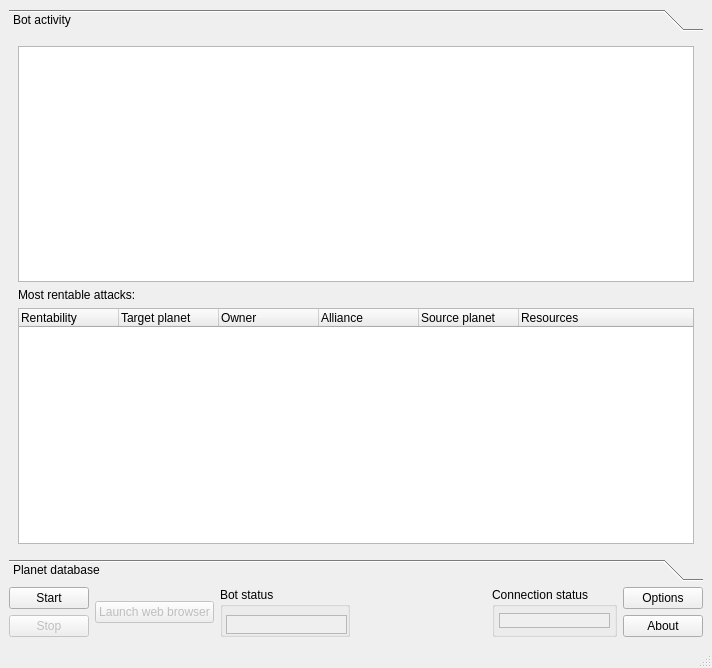
kovan/kovans-ogbot, file ogbot/src/ui/MainWindow.ui: the form before one commit.
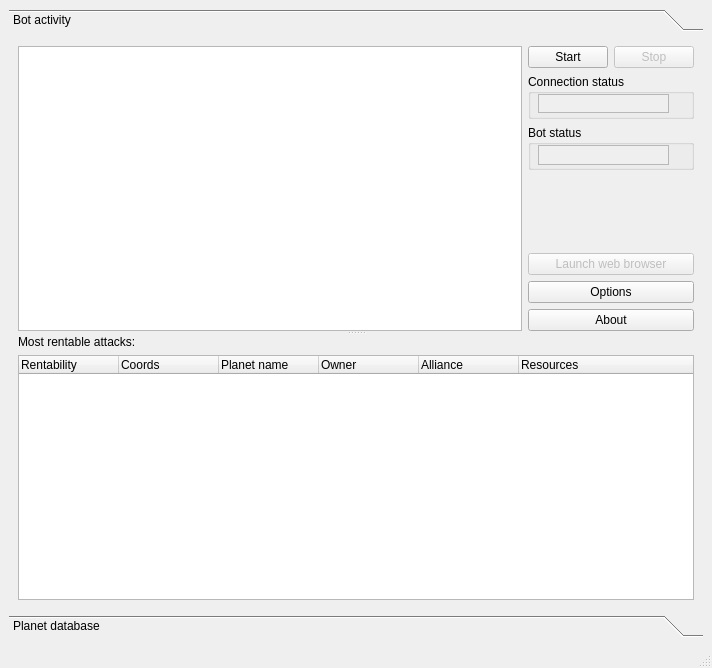
The form after the commit. Icons and pictures are not drawn.

Patch:
```diff
--- a/ogbot/src/ui/MainWindow.ui
+++ b/ogbot/src/ui/MainWindow.ui
@@ -17,23 +17,13 @@
    <iconset resource="resources/resources.qrc" >:/icons/icon.png</iconset>
   </property>
   <widget class="QWidget" name="centralwidget" >
-   <layout class="QVBoxLayout" >
+   <layout class="QHBoxLayout" >
     <property name="margin" >
      <number>9</number>
     </property>
     <property name="spacing" >
      <number>6</number>
     </property>
-    <item>
-     <layout class="QHBoxLayout" >
-      <property name="margin" >
-       <number>0</number>
-      </property>
-      <property name="spacing" >
-       <number>6</number>
-      </property>
-     </layout>
-    </item>
     <item>
      <widget class="QToolBox" name="toolBox" >
       <property name="currentIndex" >
@@ -45,7 +35,7 @@
          <x>0</x>
          <y>0</y>
          <width>694</width>
-         <height>493</height>
+         <height>569</height>
         </rect>
        </property>
        <attribute name="label" >
@@ -59,61 +49,260 @@
          <number>6</number>
         </property>
         <item>
-         <layout class="QVBoxLayout" >
-          <property name="margin" >
-           <number>0</number>
+         <widget class="QSplitter" name="splitter_2" >
+          <property name="orientation" >
+           <enum>Qt::Vertical</enum>
           </property>
-          <property name="spacing" >
-           <number>6</number>
-          </property>
-          <item>
-           <widget class="QListWidget" name="botActivityList" />
-          </item>
-          <item>
-           <widget class="QLabel" name="label_4" >
-            <property name="text" >
-             <string>Most rentable attacks:</string>
+          <widget class="QWidget" name="layoutWidget" >
+           <layout class="QHBoxLayout" >
+            <property name="margin" >
+             <number>0</number>
             </property>
-           </widget>
-          </item>
-          <item>
-           <widget class="QTreeWidget" name="botActivityTree" >
-            <property name="rootIsDecorated" >
-             <bool>false</bool>
+            <property name="spacing" >
+             <number>6</number>
             </property>
-            <column>
-             <property name="text" >
-              <string>Rentability</string>
-             </property>
-            </column>
-            <column>
-             <property name="text" >
-              <string>Target planet</string>
-             </property>
-            </column>
-            <column>
-             <property name="text" >
-              <string>Owner</string>
-             </property>
-            </column>
-            <column>
-             <property name="text" >
-              <string>Alliance</string>
-             </property>
-            </column>
-            <column>
-             <property name="text" >
-              <string>Source planet</string>
-             </property>
-            </column>
-            <column>
-             <property name="text" >
-              <string>Resources</string>
-             </property>
-            </column>
-           </widget>
-          </item>
-         </layout>
+            <item>
+             <widget class="QListWidget" name="botActivityList" />
+            </item>
+            <item>
+             <layout class="QVBoxLayout" >
+              <property name="margin" >
+               <number>0</number>
+              </property>
+              <property name="spacing" >
+               <number>6</number>
+              </property>
+              <item>
+               <layout class="QHBoxLayout" >
+                <property name="margin" >
+                 <number>0</number>
+                </property>
+                <property name="spacing" >
+                 <number>6</number>
+                </property>
+                <item>
+                 <widget class="QPushButton" name="startButton" >
+                  <property name="text" >
+                   <string>Start</string>
+                  </property>
+                 </widget>
+                </item>
+                <item>
+                 <widget class="QPushButton" name="stopButton" >
+                  <property name="enabled" >
+                   <bool>false</bool>
+                  </property>
+                  <property name="text" >
+                   <string>Stop</string>
+                  </property>
+                 </widget>
+                </item>
+               </layout>
+              </item>
+              <item>
+               <widget class="QGroupBox" name="groupBox_2" >
+                <property name="minimumSize" >
+                 <size>
+                  <width>0</width>
+                  <height>45</height>
+                 </size>
+                </property>
+                <property name="title" >
+                 <string>Connection status</string>
+                </property>
+                <widget class="QLabel" name="connectionStatusLabel" >
+                 <property name="geometry" >
+                  <rect>
+                   <x>10</x>
+                   <y>20</y>
+                   <width>131</width>
+                   <height>19</height>
+                  </rect>
+                 </property>
+                 <property name="sizePolicy" >
+                  <sizepolicy>
+                   <hsizetype>5</hsizetype>
+                   <vsizetype>0</vsizetype>
+                   <horstretch>0</horstretch>
+                   <verstretch>0</verstretch>
+                  </sizepolicy>
+                 </property>
+                 <property name="font" >
+                  <font>
+                   <family>MS Shell Dlg 2</family>
+                   <pointsize>8</pointsize>
+                   <weight>75</weight>
+                   <italic>false</italic>
+                   <bold>true</bold>
+                   <underline>false</underline>
+                   <strikeout>false</strikeout>
+                  </font>
+                 </property>
+                 <property name="autoFillBackground" >
+                  <bool>true</bool>
+                 </property>
+                 <property name="frameShape" >
+                  <enum>QFrame::StyledPanel</enum>
+                 </property>
+                 <property name="text" >
+                  <string/>
+                 </property>
+                 <property name="alignment" >
+                  <set>Qt::AlignCenter</set>
+                 </property>
+                </widget>
+               </widget>
+              </item>
+              <item>
+               <widget class="QGroupBox" name="groupBox_3" >
+                <property name="minimumSize" >
+                 <size>
+                  <width>0</width>
+                  <height>45</height>
+                 </size>
+                </property>
+                <property name="title" >
+                 <string>Bot status</string>
+                </property>
+                <widget class="QLabel" name="botStatusLabel" >
+                 <property name="geometry" >
+                  <rect>
+                   <x>10</x>
+                   <y>20</y>
+                   <width>131</width>
+                   <height>20</height>
+                  </rect>
+                 </property>
+                 <property name="sizePolicy" >
+                  <sizepolicy>
+                   <hsizetype>0</hsizetype>
+                   <vsizetype>0</vsizetype>
+                   <horstretch>0</horstretch>
+                   <verstretch>0</verstretch>
+                  </sizepolicy>
+                 </property>
+                 <property name="font" >
+                  <font>
+                   <family>MS Shell Dlg 2</family>
+                   <pointsize>8</pointsize>
+                   <weight>75</weight>
+                   <italic>false</italic>
+                   <bold>true</bold>
+                   <underline>false</underline>
+                   <strikeout>false</strikeout>
+                  </font>
+                 </property>
+                 <property name="autoFillBackground" >
+                  <bool>true</bool>
+                 </property>
+                 <property name="frameShape" >
+                  <enum>QFrame::StyledPanel</enum>
+                 </property>
+                 <property name="text" >
+                  <string/>
+                 </property>
+                 <property name="alignment" >
+                  <set>Qt::AlignCenter</set>
+                 </property>
+                </widget>
+               </widget>
+              </item>
+              <item>
+               <spacer>
+                <property name="orientation" >
+                 <enum>Qt::Vertical</enum>
+                </property>
+                <property name="sizeHint" >
+                 <size>
+                  <width>20</width>
+                  <height>20</height>
+                 </size>
+                </property>
+               </spacer>
+              </item>
+              <item>
+               <widget class="QPushButton" name="launchBrowserButton" >
+                <property name="enabled" >
+                 <bool>false</bool>
+                </property>
+                <property name="text" >
+                 <string>Launch web browser</string>
+                </property>
+               </widget>
+              </item>
+              <item>
+               <widget class="QPushButton" name="optionsButton" >
+                <property name="text" >
+                 <string>Options</string>
+                </property>
+               </widget>
+              </item>
+              <item>
+               <widget class="QPushButton" name="aboutButton" >
+                <property name="text" >
+                 <string>About</string>
+                </property>
+               </widget>
+              </item>
+             </layout>
+            </item>
+           </layout>
+          </widget>
+          <widget class="QWidget" name="layoutWidget" >
+           <layout class="QVBoxLayout" >
+            <property name="margin" >
+             <number>0</number>
+            </property>
+            <property name="spacing" >
+             <number>6</number>
+            </property>
+            <item>
+             <widget class="QLabel" name="label_4" >
+              <property name="text" >
+               <string>Most rentable attacks:</string>
+              </property>
+             </widget>
+            </item>
+            <item>
+             <widget class="QTreeWidget" name="botActivityTree" >
+              <property name="rootIsDecorated" >
+               <bool>false</bool>
+              </property>
+              <column>
+               <property name="text" >
+                <string>Rentability</string>
+               </property>
+              </column>
+              <column>
+               <property name="text" >
+                <string>Coords</string>
+               </property>
+              </column>
+              <column>
+               <property name="text" >
+                <string>Planet name</string>
+               </property>
+              </column>
+              <column>
+               <property name="text" >
+                <string>Owner</string>
+               </property>
+              </column>
+              <column>
+               <property name="text" >
+                <string>Alliance</string>
+               </property>
+              </column>
+              <column>
+               <property name="text" >
+                <string>Resources</string>
+               </property>
+              </column>
+             </widget>
+            </item>
+           </layout>
+          </widget>
+         </widget>
         </item>
        </layout>
       </widget>
@@ -457,194 +646,6 @@
       </widget>
      </widget>
     </item>
-    <item>
-     <layout class="QHBoxLayout" >
-      <property name="margin" >
-       <number>0</number>
-      </property>
-      <property name="spacing" >
-       <number>6</number>
-      </property>
-      <item>
-       <layout class="QVBoxLayout" >
-        <property name="margin" >
-         <number>0</number>
-        </property>
-        <property name="spacing" >
-         <number>6</number>
-        </property>
-        <item>
-         <widget class="QPushButton" name="startButton" >
-          <property name="text" >
-           <string>Start</string>
-          </property>
-         </widget>
-        </item>
-        <item>
-         <widget class="QPushButton" name="stopButton" >
-          <property name="enabled" >
-           <bool>false</bool>
-          </property>
-          <property name="text" >
-           <string>Stop</string>
-          </property>
-         </widget>
-        </item>
-       </layout>
-      </item>
-      <item>
-       <widget class="QPushButton" name="launchBrowserButton" >
-        <property name="enabled" >
-         <bool>false</bool>
-        </property>
-        <property name="text" >
-         <string>Launch web browser</string>
-        </property>
-       </widget>
-      </item>
-      <item>
-       <widget class="QGroupBox" name="groupBox_3" >
-        <property name="minimumSize" >
-         <size>
-          <width>130</width>
-          <height>0</height>
-         </size>
-        </property>
-        <property name="title" >
-         <string>Bot status</string>
-        </property>
-        <widget class="QLabel" name="botStatusLabel" >
-         <property name="geometry" >
-          <rect>
-           <x>6</x>
-           <y>28</y>
-           <width>121</width>
-           <height>19</height>
-          </rect>
-         </property>
-         <property name="sizePolicy" >
-          <sizepolicy>
-           <hsizetype>5</hsizetype>
-           <vsizetype>0</vsizetype>
-           <horstretch>0</horstretch>
-           <verstretch>0</verstretch>
-          </sizepolicy>
-         </property>
-         <property name="font" >
-          <font>
-           <family>MS Shell Dlg 2</family>
-           <pointsize>8</pointsize>
-           <weight>75</weight>
-           <italic>false</italic>
-           <bold>true</bold>
-           <underline>false</underline>
-           <strikeout>false</strikeout>
-          </font>
-         </property>
-         <property name="autoFillBackground" >
-          <bool>true</bool>
-         </property>
-         <property name="frameShape" >
-          <enum>QFrame::StyledPanel</enum>
-         </property>
-         <property name="text" >
-          <string/>
-         </property>
-         <property name="alignment" >
-          <set>Qt::AlignCenter</set>
-         </property>
-        </widget>
-       </widget>
-      </item>
-      <item>
-       <spacer>
-        <property name="orientation" >
-         <enum>Qt::Horizontal</enum>
-        </property>
-        <property name="sizeHint" >
-         <size>
-          <width>40</width>
-          <height>20</height>
-         </size>
-        </property>
-       </spacer>
-      </item>
-      <item>
-       <widget class="QGroupBox" name="groupBox_2" >
-        <property name="title" >
-         <string>Connection status</string>
-        </property>
-        <layout class="QHBoxLayout" >
-         <property name="margin" >
-          <number>4</number>
-         </property>
-         <property name="spacing" >
-          <number>6</number>
-         </property>
-         <item>
-          <widget class="QLabel" name="connectionStatusLabel" >
-           <property name="sizePolicy" >
-            <sizepolicy>
-             <hsizetype>5</hsizetype>
-             <vsizetype>0</vsizetype>
-             <horstretch>0</horstretch>
-             <verstretch>0</verstretch>
-            </sizepolicy>
-           </property>
-           <property name="font" >
-            <font>
-             <family>MS Shell Dlg 2</family>
-             <pointsize>8</pointsize>
-             <weight>75</weight>
-             <italic>false</italic>
-             <bold>true</bold>
-             <underline>false</underline>
-             <strikeout>false</strikeout>
-            </font>
-           </property>
-           <property name="autoFillBackground" >
-            <bool>true</bool>
-           </property>
-           <property name="frameShape" >
-            <enum>QFrame::StyledPanel</enum>
-           </property>
-           <property name="text" >
-            <string/>
-           </property>
-           <property name="alignment" >
-            <set>Qt::AlignCenter</set>
-           </property>
-          </widget>
-         </item>
-        </layout>
-       </widget>
-      </item>
-      <item>
-       <layout class="QVBoxLayout" >
-        <property name="margin" >
-         <number>0</number>
-        </property>
-        <property name="spacing" >
-         <number>6</number>
-        </property>
-        <item>
-         <widget class="QPushButton" name="optionsButton" >
-          <property name="text" >
-           <string>Options</string>
-          </property>
-         </widget>
-        </item>
-        <item>
-         <widget class="QPushButton" name="aboutButton" >
-          <property name="text" >
-           <string>About</string>
-          </property>
-         </widget>
-        </item>
-       </layout>
-      </item>
-     </layout>
-    </item>
    </layout>
   </widget>
   <widget class="QStatusBar" name="statusBar" >
```
Left out of the diff: 15 changed lines with no effect on the pictures.
